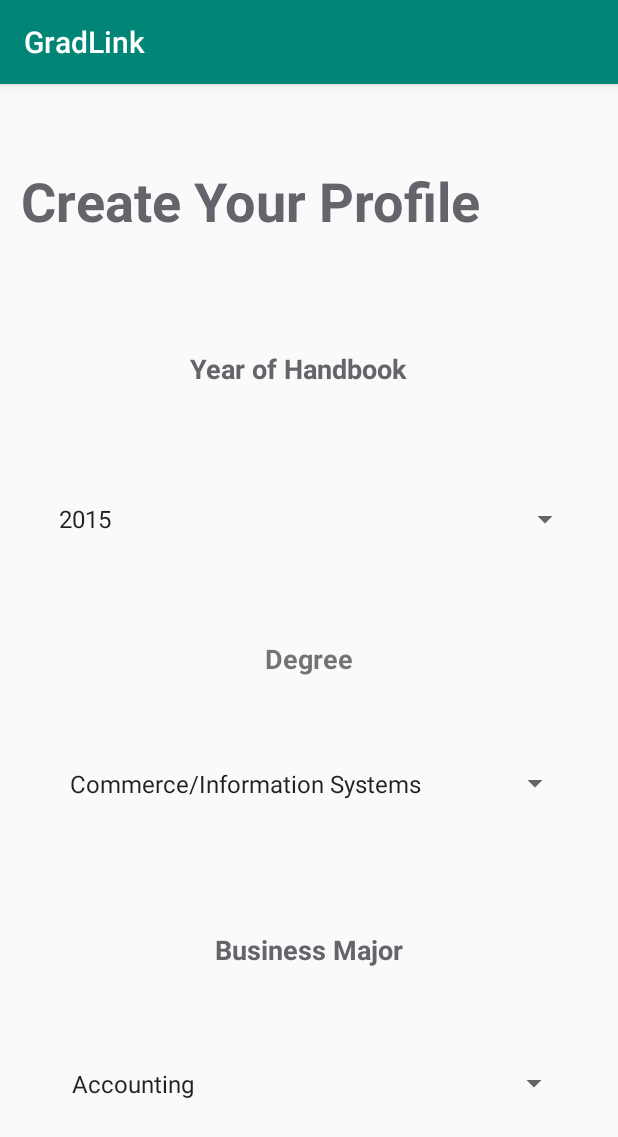
After one commit to faithwlin/GradLink, an Android app: the CreateProfileActivity screen opened directly, with no data from a screen before it, on a phone screen of 412 x 824 dp. The commit adds this screen. Shown: the top 1137 px of the screen. Run offline under Robolectric (Android 15) with nearby library versions, the phone set to English and light mode, and no system bars.

Commit message:
Create Profile Activity added unformatted, main activity links to create profile activity for testing purposes

```diff
--- a/app/src/main/AndroidManifest.xml
+++ b/app/src/main/AndroidManifest.xml
@@ -9,6 +9,7 @@
         android:roundIcon="@mipmap/ic_launcher_round"
         android:supportsRtl="true"
         android:theme="@style/AppTheme">
+        <activity android:name=".CreateProfileActivity"></activity>
         <activity android:name=".MainActivity">
             <intent-filter>
                 <action android:name="android.intent.action.MAIN" />
--- /dev/null
+++ b/app/src/main/java/com/example/gradlink/CreateProfileActivity.java
@@ -0,0 +1,40 @@
+package com.example.gradlink;
+
+import android.support.v7.app.AppCompatActivity;
+import android.os.Bundle;
+import android.widget.Adapter;
+import android.widget.ArrayAdapter;
+import android.widget.Spinner;
+
+public class CreateProfileActivity extends AppCompatActivity {
+
+    @Override
+    protected void onCreate(Bundle savedInstanceState) {
+        super.onCreate(savedInstanceState);
+        setContentView(R.layout.activity_create_profile);
+
+        Spinner spinnerYear = (Spinner) findViewById(R.id.spinnerYear);
+        Spinner spinnerDegree = (Spinner) findViewById(R.id.spinnerDegree);
+        Spinner spinnerMajor = (Spinner) findViewById(R.id.spinnerMajor);
+//spinneryear
+        ArrayAdapter <String> yearAdapter = new ArrayAdapter<String>(CreateProfileActivity.this,
+                android.R.layout.simple_list_item_1, getResources().getStringArray(R.array.years));
+        yearAdapter.setDropDownViewResource(android.R.layout.simple_spinner_dropdown_item);
+
+        spinnerYear.setAdapter(yearAdapter);
+//spinnerdegree
+        ArrayAdapter <String> degreeAdapter = new ArrayAdapter<String>(CreateProfileActivity.this,
+                android.R.layout.simple_list_item_1, getResources().getStringArray(R.array.degree));
+        degreeAdapter.setDropDownViewResource(android.R.layout.simple_spinner_dropdown_item);
+
+        spinnerDegree.setAdapter(degreeAdapter);
+
+//spinnermajor
+        ArrayAdapter <String> majorAdapter = new ArrayAdapter<String>(CreateProfileActivity.this,
+                android.R.layout.simple_list_item_1, getResources().getStringArray(R.array.major));
+        majorAdapter.setDropDownViewResource(android.R.layout.simple_spinner_dropdown_item);
+
+        spinnerMajor.setAdapter(majorAdapter);
+
+    }
+}
--- a/app/src/main/java/com/example/gradlink/MainActivity.java
+++ b/app/src/main/java/com/example/gradlink/MainActivity.java
@@ -1,7 +1,10 @@
 package com.example.gradlink;
 
+import android.content.Intent;
 import android.support.v7.app.AppCompatActivity;
 import android.os.Bundle;
+import android.view.View;
+import android.widget.Button;
 
 public class MainActivity extends AppCompatActivity {
 
@@ -9,5 +12,14 @@ public class MainActivity extends AppCompatActivity {
     protected void onCreate(Bundle savedInstanceState) {
         super.onCreate(savedInstanceState);
         setContentView(R.layout.activity_main);
+
+        Button button = (Button) findViewById(R.id.button);
+        button.setOnClickListener(new View.OnClickListener() {
+            @Override
+            public void onClick(View v) {
+                Intent i = new Intent(MainActivity.this, CreateProfileActivity.class);
+                startActivity(i);
+            }
+        });
     }
 }
--- /dev/null
+++ b/app/src/main/res/layout/activity_create_profile.xml
@@ -0,0 +1,110 @@
+<?xml version="1.0" encoding="utf-8"?>
+<android.support.constraint.ConstraintLayout xmlns:android="http://schemas.android.com/apk/res/android"
+    xmlns:app="http://schemas.android.com/apk/res-auto"
+    xmlns:tools="http://schemas.android.com/tools"
+    android:layout_width="match_parent"
+    android:layout_height="match_parent"
+    tools:context=".CreateProfileActivity">
+
+    <TextView
+        android:id="@+id/title"
+        android:layout_width="384dp"
+        android:layout_height="67dp"
+        android:layout_marginTop="8dp"
+        android:layout_marginBottom="8dp"
+        android:text="Create Your Profile"
+        android:textColor="#63656A"
+        android:textSize="36sp"
+        android:textStyle="bold"
+        app:layout_constraintBottom_toBottomOf="parent"
+        app:layout_constraintEnd_toEndOf="parent"
+        app:layout_constraintStart_toStartOf="parent"
+        app:layout_constraintTop_toTopOf="parent"
+        app:layout_constraintVertical_bias="0.066" />
+
+    <TextView
+        android:id="@+id/year"
+        android:layout_width="159dp"
+        android:layout_height="32dp"
+        android:layout_marginTop="8dp"
+        android:layout_marginBottom="8dp"
+        android:text="Year of Handbook"
+        android:textColor="#63656A"
+        android:textSize="18sp"
+        android:textStyle="bold"
+        app:layout_constraintBottom_toTopOf="@+id/spinnerYear"
+        app:layout_constraintEnd_toEndOf="parent"
+        app:layout_constraintStart_toStartOf="parent"
+        app:layout_constraintTop_toBottomOf="@+id/title" />
+
+    <Spinner
+        android:id="@+id/spinnerYear"
+        android:layout_width="364dp"
+        android:layout_height="50dp"
+        android:layout_marginTop="8dp"
+        android:layout_marginBottom="8dp"
+        app:layout_constraintBottom_toTopOf="@+id/degree"
+        app:layout_constraintEnd_toEndOf="parent"
+        app:layout_constraintHorizontal_bias="0.489"
+        app:layout_constraintStart_toStartOf="parent"
+        app:layout_constraintTop_toBottomOf="@+id/title"
+        app:layout_constraintVertical_bias="0.741" />
+
+    <TextView
+        android:id="@+id/degree"
+        android:layout_width="wrap_content"
+        android:layout_height="wrap_content"
+        android:text="Degree"
+        android:textSize="18sp"
+        android:textStyle="bold"
+        app:layout_constraintBottom_toBottomOf="parent"
+        app:layout_constraintEnd_toEndOf="parent"
+        app:layout_constraintStart_toStartOf="parent"
+        app:layout_constraintTop_toTopOf="parent"
+        app:layout_constraintVertical_bias="0.499" />
+
+    <Spinner
+        android:id="@+id/spinnerDegree"
+        android:layout_width="350dp"
+        android:layout_height="47dp"
+        android:layout_marginTop="72dp"
+        android:layout_marginBottom="8dp"
+        app:layout_constraintBottom_toBottomOf="parent"
+        app:layout_constraintEnd_toEndOf="parent"
+        app:layout_constraintHorizontal_bias="0.491"
+        app:layout_constraintStart_toStartOf="parent"
+        app:layout_constraintTop_toTopOf="@+id/degree"
+        app:layout_constraintVertical_bias="0.0" />
+
+    <TextView
+        android:id="@+id/major"
+        android:layout_width="wrap_content"
+        android:layout_height="wrap_content"
+        android:layout_marginTop="68dp"
+        android:layout_marginBottom="8dp"
+        android:text="Business Major"
+        android:textColor="#63656A"
+        android:textSize="18sp"
+        android:textStyle="bold"
+        app:layout_constraintBottom_toBottomOf="parent"
+        app:layout_constraintEnd_toEndOf="parent"
+        app:layout_constraintStart_toStartOf="parent"
+        app:layout_constraintTop_toBottomOf="@+id/spinnerDegree"
+        app:layout_constraintVertical_bias="0.037" />
+
+    <Spinner
+        android:id="@+id/spinnerMajor"
+        android:layout_width="348dp"
+        android:layout_height="46dp"
+        android:layout_marginStart="8dp"
+        android:layout_marginLeft="8dp"
+        android:layout_marginTop="8dp"
+        android:layout_marginEnd="8dp"
+        android:layout_marginRight="8dp"
+        android:layout_marginBottom="8dp"
+        app:layout_constraintBottom_toBottomOf="parent"
+        app:layout_constraintEnd_toEndOf="parent"
+        app:layout_constraintStart_toStartOf="parent"
+        app:layout_constraintTop_toTopOf="@+id/major" />
+
+</android.support.constraint.ConstraintLayout>
--- a/app/src/main/res/layout/activity_main.xml
+++ b/app/src/main/res/layout/activity_main.xml
@@ -7,6 +7,7 @@
     tools:context=".MainActivity">
 
     <TextView
+        android:id="@+id/textView"
         android:layout_width="wrap_content"
         android:layout_height="wrap_content"
         android:text="Hello World!"
@@ -15,4 +16,18 @@
         app:layout_constraintRight_toRightOf="parent"
         app:layout_constraintTop_toTopOf="parent" />
 
+    <Button
+        android:id="@+id/button"
+        android:layout_width="wrap_content"
+        android:layout_height="wrap_content"
+        android:layout_marginTop="8dp"
+        android:layout_marginBottom="8dp"
+        android:text="Button"
+        app:layout_constraintBottom_toBottomOf="parent"
+        app:layout_constraintEnd_toEndOf="parent"
+        app:layout_constraintHorizontal_bias="0.458"
+        app:layout_constraintStart_toStartOf="parent"
+        app:layout_constraintTop_toTopOf="parent"
+        app:layout_constraintVertical_bias="0.266" />
+
 </android.support.constraint.ConstraintLayout>
--- a/app/src/main/res/values/strings.xml
+++ b/app/src/main/res/values/strings.xml
@@ -1,3 +1,27 @@
 <resources>
     <string name="app_name">GradLink</string>
+    <string-array name="years">
+        <item>2015</item>
+        <item>2016</item>
+        <item>2017</item>
+        <item>2018</item>
+        <item>2019</item>
+    </string-array>
+    <string-array name="degree">
+        <item>Commerce/Information Systems </item>
+        <item>Information Systems </item>
+        <item>Information Systems (Co-op) </item>
+    </string-array>
+    <string-array name="major">
+        <item>Accounting</item>
+        <item>Business Economics</item>
+        <item>Business Strategy Econ</item>
+        <item>Finance</item>
+        <item>International Business</item>
+        <item>Marketing</item>
+        <item>Management</item>
+        <item>Human Resource Management</item>
+        <item>Business Law</item>
+        <item>Taxation</item>
+    </string-array>
 </resources>
```
